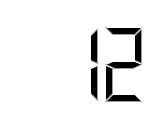
Old version of the form status_display/mainwindow.ui in the repository zwohansel/kaufhansel.
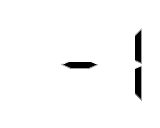
New version of the form.

```diff
--- a/status_display/mainwindow.ui
+++ b/status_display/mainwindow.ui
@@ -45,7 +45,7 @@
        <enum>QLCDNumber::Filled</enum>
       </property>
       <property name="intValue" stdset="0">
-       <number>12</number>
+       <number>-1</number>
       </property>
      </widget>
     </item>
```
